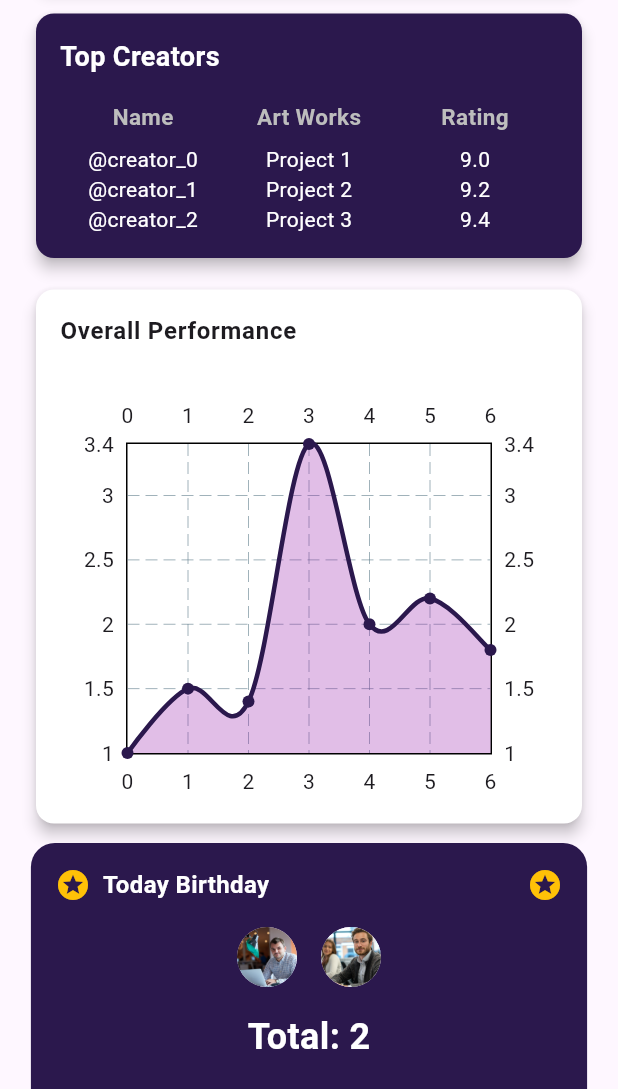
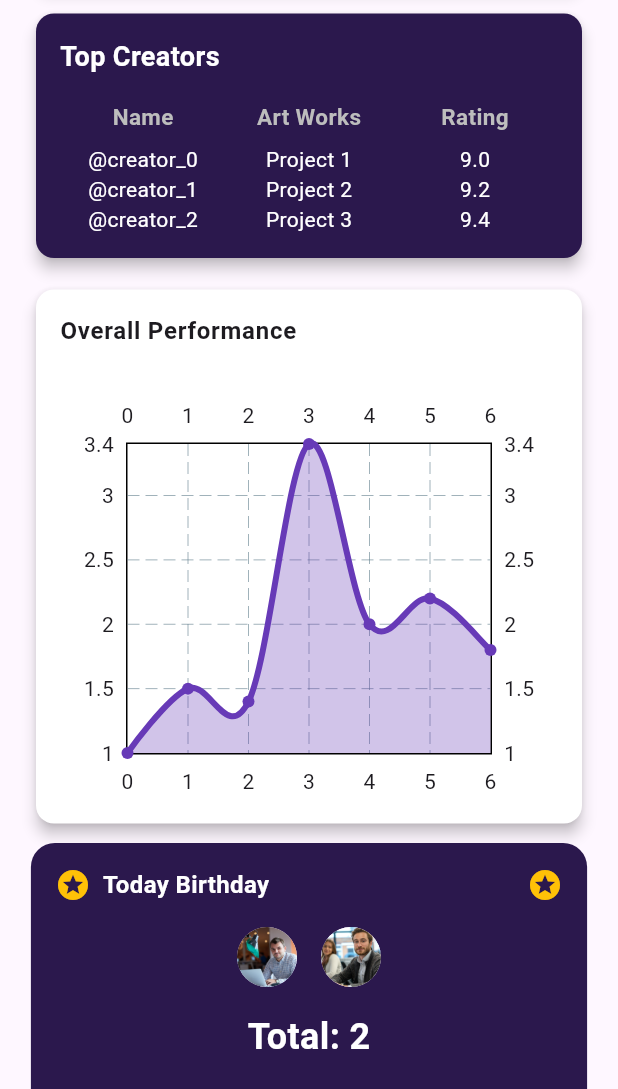
Before and after one commit to Shivamgiri06/adstacks-Media, a Flutter app: the screen it shows after launch, scrolled down 576 dp, on a phone screen of 412 x 824 dp, the part 147-1236 px from its top. Run offline on Flutter 3.47's test engine with Material 3 defaults, Android fonts, the phone set to English and light mode, and no system bars; drawn by our look-alikes of fl_chart.

Commit message:
This is a internship project

```diff
--- a/lib/main.dart
+++ b/lib/main.dart
@@ -36,23 +36,14 @@ class DashboardScreen extends StatelessWidget {
           child: Column(
             crossAxisAlignment: CrossAxisAlignment.stretch,
             children: [
-              // Top Project Section
               TopProjectCard(),
               SizedBox(height: 5),
-
-              // All Projects List Section
               ProjectListCard(),
               SizedBox(height: 5),
-
-              // Top Creators card
               TopCreatorsCard(),
               SizedBox(height: 5),
-
-              // Performance Graph card
               PerformanceGraphCard(),
               SizedBox(height: 5),
-
-              // Special Events Birthday & Anniversary card
               SpecialEventsCard(),
             ],
           ),
@@ -78,10 +69,7 @@ class DashboardScreen extends StatelessWidget {
         ),
         IconButton(
           onPressed: () {},
-          icon: Icon(
-            Icons.notifications,
-            color: Colors.grey[400],
-          ),
+          icon: Icon(Icons.notifications, color: Colors.grey[400]),
         ),
         Padding(
           padding: const EdgeInsets.only(right: 16.0),
@@ -94,7 +82,6 @@ class DashboardScreen extends StatelessWidget {
   }
 }
 
-// Drawer Component
 class DashboardDrawer extends StatelessWidget {
   @override
   Widget build(BuildContext context) {
@@ -125,9 +112,7 @@ class DashboardDrawer extends StatelessWidget {
     return ListTile(
       leading: Icon(icon),
       title: Text(title),
-      onTap: () {
-        // Navigation logic
-      },
+      onTap: () {},
     );
   }
 }
@@ -190,7 +175,6 @@ class TopProjectCard extends StatelessWidget {
   }
 }
 
-// All Projects List Section
 class ProjectListCard extends StatelessWidget {
   @override
   Widget build(BuildContext context) {
@@ -214,9 +198,10 @@ class ProjectListCard extends StatelessWidget {
             Text(
               'All Projects',
               style: TextStyle(
-                  fontWeight: FontWeight.bold,
-                  fontSize: 18,
-                  color: Colors.white),
+                fontWeight: FontWeight.bold,
+                fontSize: 18,
+                color: Colors.white,
+              ),
             ),
             SizedBox(height: 16),
             Column(
@@ -263,7 +248,6 @@ class ProjectListCard extends StatelessWidget {
   }
 }
 
-// Top Creators Section
 class TopCreatorsCard extends StatelessWidget {
   @override
   Widget build(BuildContext context) {
@@ -353,7 +337,6 @@ class TopCreatorsCard extends StatelessWidget {
   }
 }
 
-// Performance Graph Section
 class PerformanceGraphCard extends StatelessWidget {
   @override
   Widget build(BuildContext context) {
@@ -387,11 +370,11 @@ class PerformanceGraphCard extends StatelessWidget {
                       FlSpot(6, 1.8),
                     ],
                     isCurved: true,
-                    color: Color(0xFF2B184D),
-                    barWidth: 3,
+                    color: Colors.deepPurple,
+                    barWidth: 4,
                     belowBarData: BarAreaData(
                       show: true,
-                      color: Colors.purple.withOpacity(0.3),
+                      color: Colors.deepPurple.withOpacity(0.3),
                     ),
                   ),
                 ],
@@ -404,7 +387,25 @@ class PerformanceGraphCard extends StatelessWidget {
   }
 }
 
-// Special Events Birthday & Anniversary Section
+class SpecialEventsApp extends StatelessWidget {
+  @override
+  Widget build(BuildContext context) {
+    return MaterialApp(
+      debugShowCheckedModeBanner: false,
+      home: Scaffold(
+        appBar: AppBar(
+          title: Text('Special Events'),
+          backgroundColor: Color(0xFF2B184D),
+        ),
+        body: Padding(
+          padding: const EdgeInsets.all(16.0),
+          child: SpecialEventsCard(),
+        ),
+      ),
+    );
+  }
+}
+
 class SpecialEventsCard extends StatelessWidget {
   @override
   Widget build(BuildContext context) {
@@ -438,8 +439,11 @@ class EventCard extends StatelessWidget {
   final int count;
   final List<String> peopleImages;
 
-  EventCard(
-      {required this.title, required this.count, required this.peopleImages});
+  EventCard({
+    required this.title,
+    required this.count,
+    required this.peopleImages,
+  });
 
   @override
   Widget build(BuildContext context) {
```
